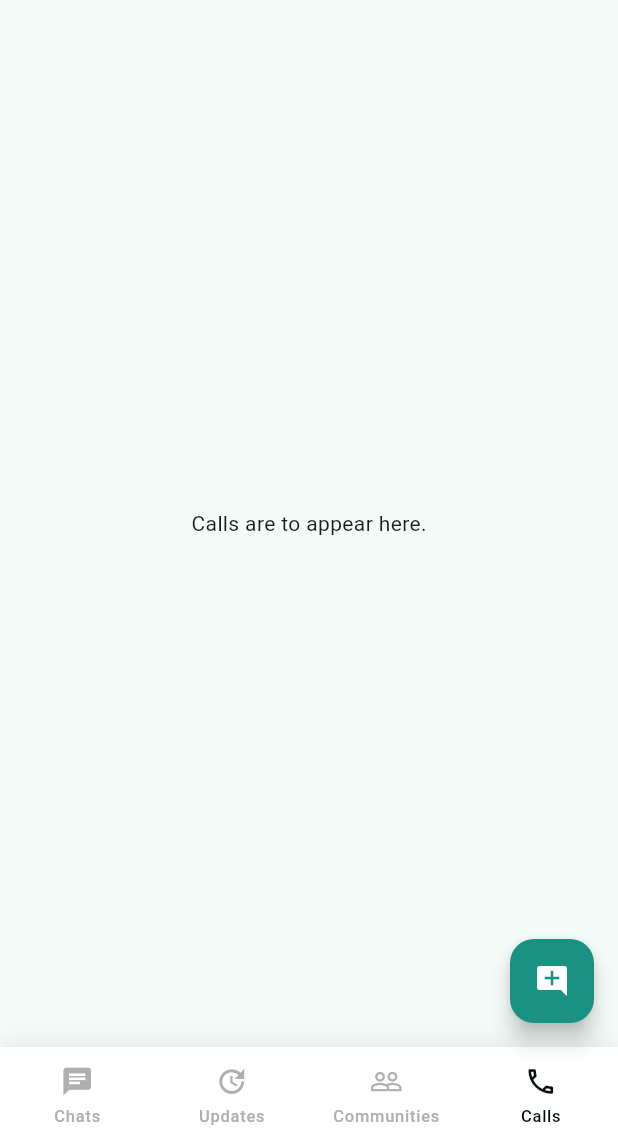
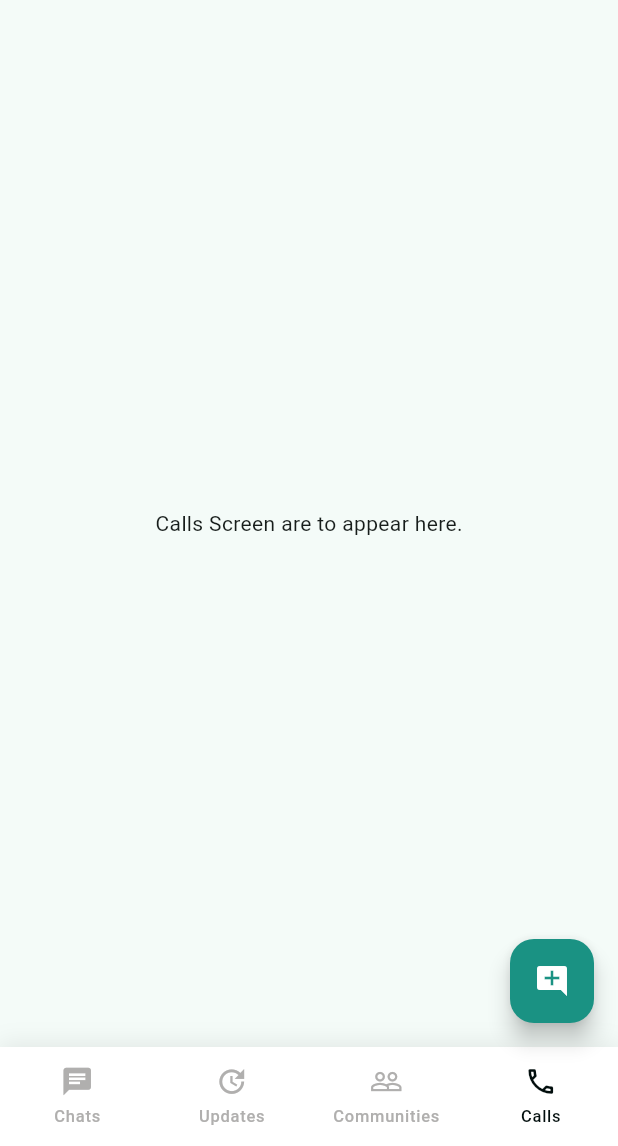
Before and after one commit to CodeWithCrescent/WhatsApp-clone, a Flutter app: the screen it shows after launch, item 4 of the bottom bar chosen, on a phone screen of 412 x 824 dp, the part 90-1236 px from its top. Run offline on Flutter 3.47's test engine with Material 3 defaults, Android fonts, the phone set to English and light mode, and no system bars; our stand-ins replace awesome_bottom_bar, hexcolor.

Commit message:
Update the future comment for app

```diff
--- a/lib/screens/calls_screen.dart
+++ b/lib/screens/calls_screen.dart
@@ -6,7 +6,7 @@ class Calls extends StatelessWidget {
   @override
   Widget build(BuildContext context) {
     return const Center(
-      child: Text("Calls are to appear here."),
+      child: Text("Calls Screen are to appear here."),
     );
   }
 }
```
